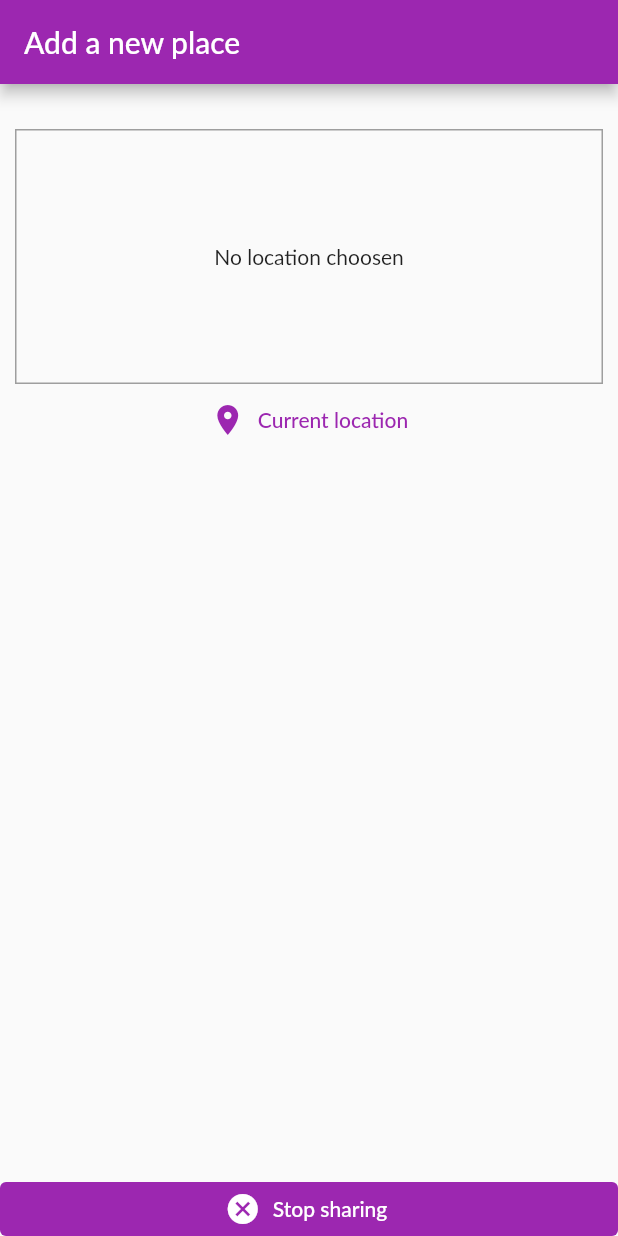
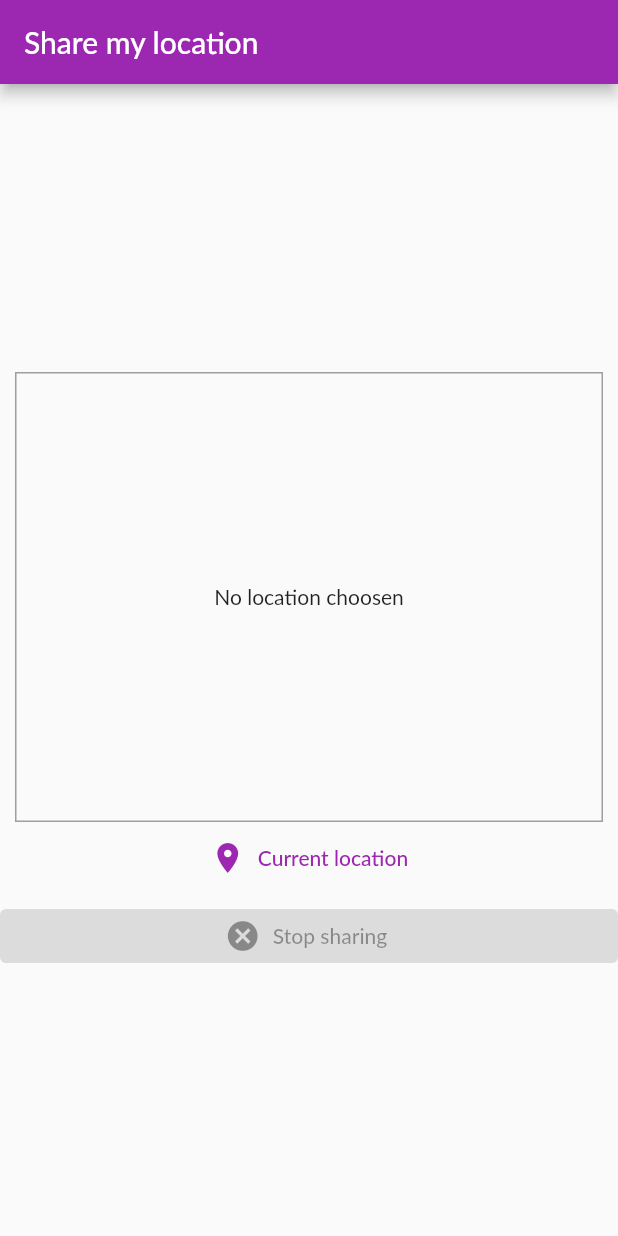
Before and after one commit to Ryss-D/panic_button, a Flutter app: the AddPlaceScreen screen opened directly, on a phone screen of 412 x 824 dp. Run offline on Flutter 3.47's test engine with Material 2 defaults, Android fonts, the phone set to English and light mode, and no system bars; our stand-ins replace google_maps_flutter, location, shared_preferences, sqflite; accounts and stored records are empty; Roboto replaces fonts that are missing (Lato).

```diff
--- a/lib/models/place.dart
+++ b/lib/models/place.dart
@@ -14,12 +14,10 @@ class PlaceLocation {
 
 class Place {
   final String id;
-  final String title;
   final PlaceLocation location;
 
   Place({
     required this.id,
-    required this.title,
     this.location = const PlaceLocation(latitude: 0, longitude: 0),
   });
 }
--- a/lib/screens/add_place_screen.dart
+++ b/lib/screens/add_place_screen.dart
@@ -4,7 +4,6 @@ import 'package:provider/provider.dart';
 
 import '../models/place.dart';
 import '../providers/great_places.dart';
-import '../widgets/image_input.dart';
 import '../widgets/location_input.dart';
 
 class AddPlaceScreen extends StatefulWidget {
@@ -16,58 +15,51 @@ class AddPlaceScreen extends StatefulWidget {
 
 class _AddPlaceScreenState extends State<AddPlaceScreen> {
   final _titleController = TextEditingController();
+  bool _isActive = false;
   PlaceLocation? _pickedLocation;
 
   void _selectPlace(double lat, double lng) {
     _pickedLocation = PlaceLocation(latitude: lat, longitude: lng);
+    setState(() {
+      _isActive = true;
+    });
+    Provider.of<GreatPlaces>(context, listen: false).addPlace(
+      _pickedLocation!,
+    );
   }
 
   void _savePlace() {
-    if (_titleController.text.isEmpty || _pickedLocation == null) {
-      return;
-    }
-    Provider.of<GreatPlaces>(context, listen: false).addPlace(
-      _titleController.text,
-      _pickedLocation!,
-    );
-    Navigator.of(context).pop();
+    setState(() {
+      _isActive = false;
+    });
   }
 
   @override
   Widget build(BuildContext context) {
     return Scaffold(
       appBar: AppBar(
-        title: Text('Add a new place'),
+        title: Text('Share my location'),
       ),
       body: Column(
-        mainAxisAlignment: MainAxisAlignment.spaceBetween,
+        mainAxisAlignment: MainAxisAlignment.center,
         crossAxisAlignment: CrossAxisAlignment.stretch,
         children: [
           //we add this expanded-> column as a nested object
           // to ensure that the buttonkeep on top but this elements dont
           //extend to all the screen
-          Expanded(
-            child: SingleChildScrollView(
-              child: Padding(
-                padding: EdgeInsets.all(10),
-                child: Column(
-                  children: [
-                    SizedBox(
-                      height: 10,
-                    ),
-                    SizedBox(
-                      height: 10,
-                    ),
-                    LocationInput(_selectPlace),
-                  ],
-                ),
-              ),
+          //Expanded(
+          // child: Padding(
+          Padding(
+            padding: EdgeInsets.all(10),
+            child: Center(
+              child: LocationInput(_selectPlace),
             ),
           ),
+          //),
           ElevatedButton.icon(
             icon: Icon(Icons.cancel),
             label: Text('Stop sharing'),
-            onPressed: _savePlace,
+            onPressed: _isActive ? _savePlace : null,
             //remove elevatino to set the button full on the button
             style: ButtonStyle(
               elevation: MaterialStateProperty.all<double>(0),
--- a/lib/widgets/location_input.dart
+++ b/lib/widgets/location_input.dart
@@ -44,7 +44,7 @@ class _LocationState extends State<LocationInput> {
     return Column(
       children: [
         Container(
-          height: 170,
+          height: 300,
           width: double.infinity,
           alignment: Alignment.center,
           decoration: BoxDecoration(
```
Also changed, not shown: lib/widgets/image_input.dart (deleted, +0 -64 lines).
